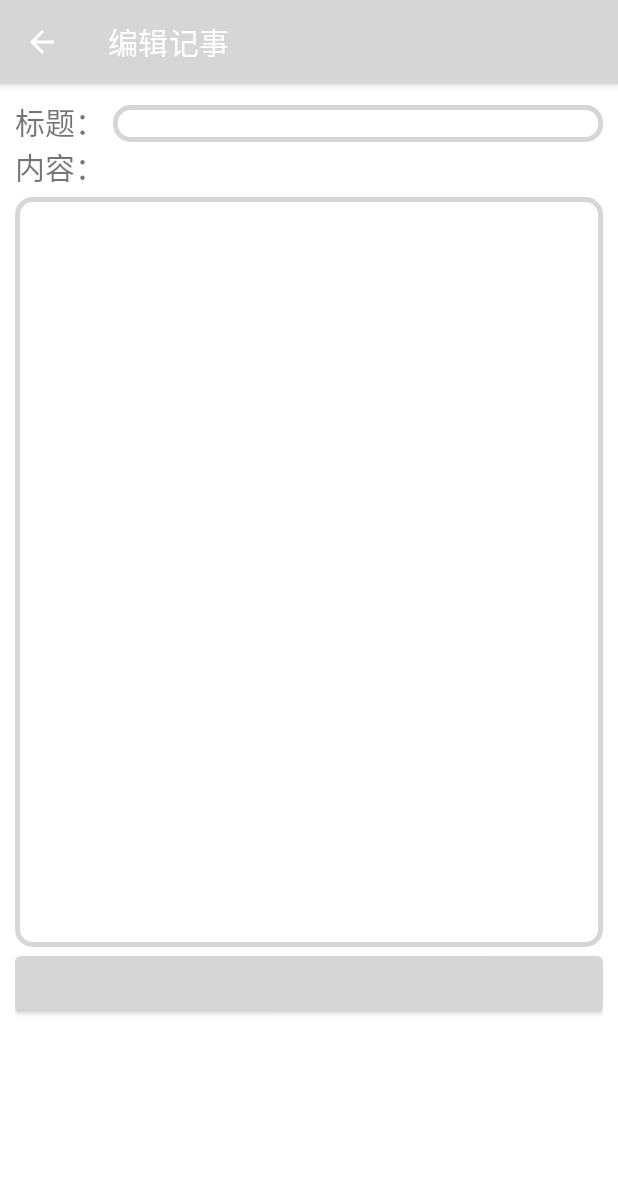
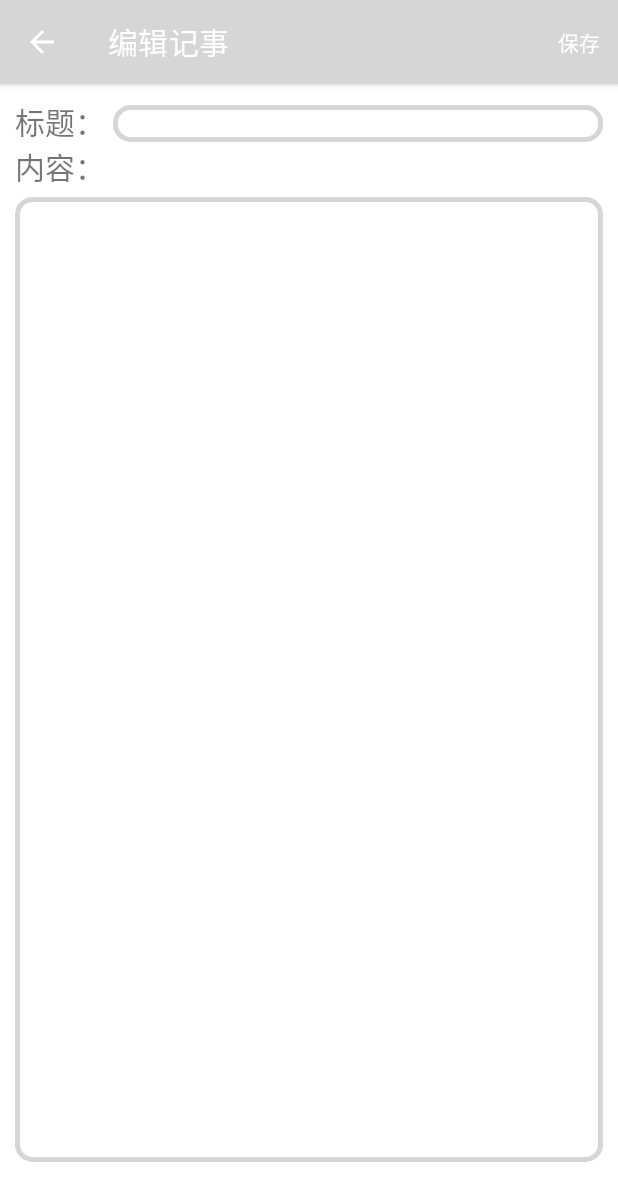
Before and after one commit to Shadowmirror/DragonLi, an Android app: the EditActivity screen opened directly, with no data from a screen before it, on a phone screen of 412 x 824 dp. Shown: the top 1201 px of the screen. Run offline under Robolectric (Android 15) with nearby library versions, the phone set to English and light mode, and no system bars; libraries missing offline, so code that uses them is left out: org.litepal.

Commit message:
修改文章操作界面的部分问题

```diff
--- a/app/src/main/java/miao/kmirror/dragonli/activity/EditActivity.java
+++ b/app/src/main/java/miao/kmirror/dragonli/activity/EditActivity.java
@@ -5,8 +5,12 @@ import androidx.appcompat.app.AppCompatActivity;
 import android.content.Intent;
 import android.os.Bundle;
 import android.text.TextUtils;
+import android.view.Menu;
+import android.view.MenuItem;
+import android.view.MotionEvent;
 import android.view.View;
 import android.widget.EditText;
+import android.widget.ScrollView;
 
 import org.litepal.LitePal;
 
@@ -32,22 +36,40 @@ public class EditActivity extends AppCompatActivity {
         etTitle = findViewById(R.id.et_title);
         etContent = findViewById(R.id.et_content);
 
+
         initData();
+    }
+
+
+
+    @Override
+    public boolean onCreateOptionsMenu(Menu menu) {
+        getMenuInflater().inflate(R.menu.menu_save, menu);
+        MenuItem item = menu.findItem(R.id.menu_save);
+        item.setOnMenuItemClickListener(new MenuItem.OnMenuItemClickListener() {
+            @Override
+            public boolean onMenuItemClick(MenuItem item) {
+                save_text();
+                return true;
+            }
+        });
+        return super.onCreateOptionsMenu(menu);
+
     }
 
     private void initData() {
         Intent intent = getIntent();
         text = (Text) intent.getSerializableExtra("text");
-        if(text != null){
+        if (text != null) {
             etTitle.setText(text.getTitle());
             etContent.setText(text.getContent());
         }
     }
 
-    public void save_text(View view) {
+    public void save_text() {
         String title = etTitle.getText().toString();
         String content = etContent.getText().toString();
-        if(TextUtils.isEmpty(title)){
+        if (TextUtils.isEmpty(title)) {
             ToastUtils.toastShort(this, "标题不能为空！");
             return;
         }
@@ -56,10 +78,10 @@ public class EditActivity extends AppCompatActivity {
         text.setContent(content);
         text.setCreatedTime(DateUtils.getCurrentTimeFormat());
         int row = text.updateAll("id = ?", text.getId().toString());
-        if(row != -1){
+        if (row != -1) {
             ToastUtils.toastShort(this, "修改成功！");
             this.finish();
-        }else{
+        } else {
             ToastUtils.toastShort(this, "修改失败！");
         }
     }
--- a/app/src/main/res/layout/activity_edit.xml
+++ b/app/src/main/res/layout/activity_edit.xml
@@ -1,34 +1,35 @@
 <?xml version="1.0" encoding="utf-8"?>
 <ScrollView xmlns:android="http://schemas.android.com/apk/res/android"
+    xmlns:tools="http://schemas.android.com/tools"
     android:layout_width="match_parent"
-    android:layout_height="match_parent"
-    xmlns:tools="http://schemas.android.com/tools"
-    android:orientation="vertical"
+    android:layout_height="wrap_content"
     tools:context=".activity.EditActivity">
 
     <LinearLayout
         android:layout_width="match_parent"
         android:layout_height="wrap_content"
-        android:padding="10dp"
-        android:orientation="vertical">
+        android:orientation="vertical"
+        android:padding="10dp">
 
         <LinearLayout
             android:layout_width="match_parent"
             android:layout_height="wrap_content"
             android:orientation="horizontal">
+
             <TextView
                 style="@style/MyTextStyle"
                 android:layout_width="wrap_content"
                 android:layout_height="wrap_content"
                 android:text="标题：" />
+
             <EditText
+                android:id="@+id/et_title"
                 style="@style/MyEditStyle"
-                android:id="@+id/et_title"
                 android:layout_width="wrap_content"
                 android:layout_height="wrap_content"
+                android:layout_marginLeft="5dp"
                 android:layout_weight="1"
-                android:layout_marginLeft="5dp"
-                android:maxLines="1"/>
+                android:maxLines="1" />
         </LinearLayout>
 
         <TextView
@@ -41,16 +42,10 @@
             android:id="@+id/et_content"
             style="@style/MyEditStyle"
             android:layout_width="match_parent"
-            android:gravity="left"
-            android:layout_height="500dp"
-            android:layout_marginTop="5dp" />
-
-        <Button
-            android:layout_width="match_parent"
             android:layout_height="wrap_content"
-            android:onClick="save_text"
-            android:text="添加" />
-
+            android:layout_marginTop="5dp"
+            android:minLines="30"
+            android:gravity="left" />
 
 
     </LinearLayout>
--- /dev/null
+++ b/app/src/main/res/menu/menu_save.xml
@@ -0,0 +1,9 @@
+<?xml version="1.0" encoding="utf-8"?>
+<menu xmlns:android="http://schemas.android.com/apk/res/android"
+    xmlns:app="http://schemas.android.com/apk/res-auto">
+
+    <item
+        android:id="@+id/menu_save"
+        android:title="保存"
+        app:showAsAction="always" />
+</menu>
```
Also changed, not shown: app/src/main/java/miao/kmirror/dragonli/activity/AddActivity.java (+19 -1 lines), app/src/main/res/layout/activity_add.xml (+5 -8 lines).
